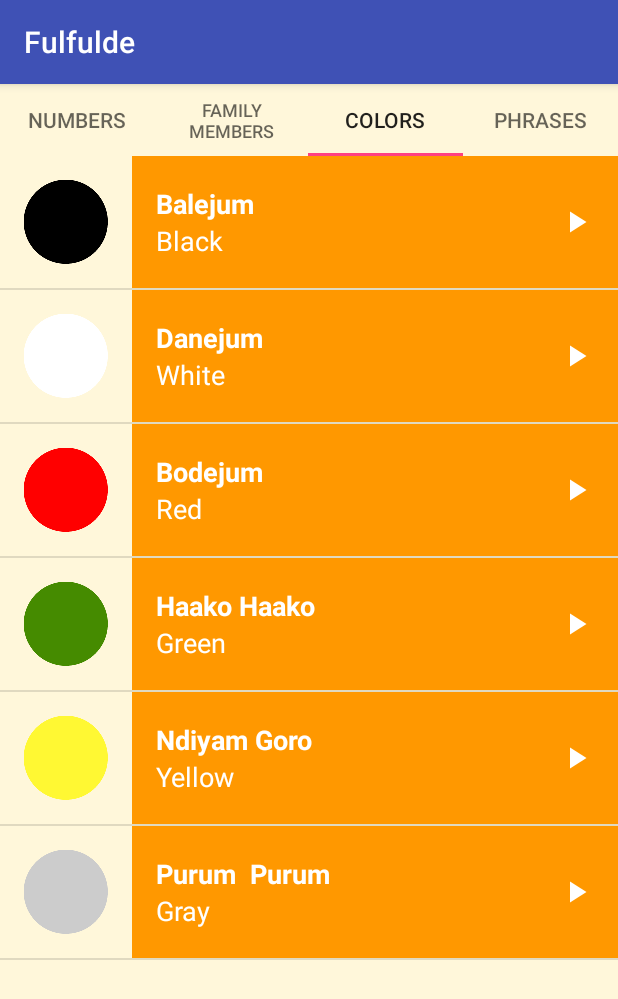
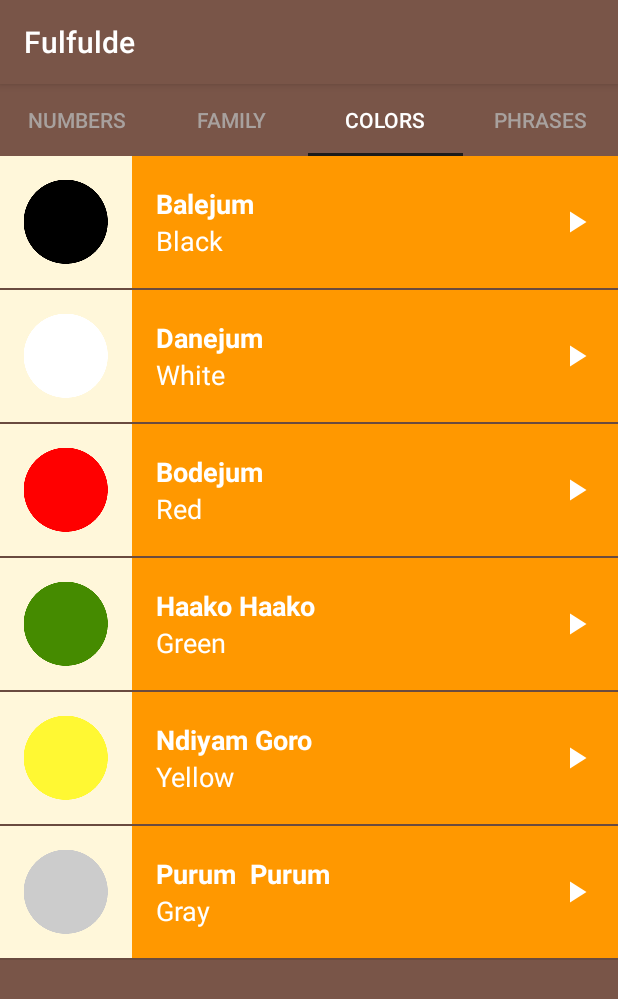
Before and after one commit to Mf4z/Fulfulde, an Android app: the screen it shows after launch (MainActivity), tab 3 chosen, on a phone screen of 412 x 824 dp. Shown: the top 999 px of the screen. Run offline under Robolectric (Android 15) with nearby library versions, the phone set to English and light mode, and no system bars.

Commit message:
Add visual polish and final touches

```diff
--- a/app/src/main/java/com/example/mf4z/fulfulde/PhrasesFragment.java
+++ b/app/src/main/java/com/example/mf4z/fulfulde/PhrasesFragment.java
@@ -11,7 +11,6 @@ import android.view.View;
 import android.view.ViewGroup;
 import android.widget.AdapterView;
 import android.widget.ListView;
-import android.widget.TextView;
 
 import java.util.ArrayList;
 
@@ -95,7 +94,7 @@ public class PhrasesFragment extends Fragment {
 
 
 
-        WordAdapter adapter = new WordAdapter(getActivity(),phrases,R.color.colorIndigo);
+        WordAdapter adapter = new WordAdapter(getActivity(),phrases,R.color.colorBrown);
 
         ListView listView = rootView.findViewById(R.id.list);
 
--- a/app/src/main/res/layout/activity_main.xml
+++ b/app/src/main/res/layout/activity_main.xml
@@ -3,7 +3,7 @@
     xmlns:app="http://schemas.android.com/apk/res-auto"
     xmlns:tools="http://schemas.android.com/tools"
     android:layout_width="match_parent"
-    android:background="@color/tan_background"
+    android:background="@color/colorPrimary"
     android:layout_height="match_parent"
     android:orientation="vertical"
     tools:context=".MainActivity">
@@ -12,6 +12,8 @@
         android:id="@+id/sliding_tabs"
         android:layout_width="match_parent"
         android:layout_height="wrap_content"
+        style="@style/CategoryTab"
+
         />
 
     <android.support.v4.view.ViewPager
--- a/app/src/main/res/values/colors.xml
+++ b/app/src/main/res/values/colors.xml
@@ -1,11 +1,12 @@
 <?xml version="1.0" encoding="utf-8"?>
 <resources>
-    <color name="colorPrimary">#3F51B5</color>
-    <color name="colorPrimaryDark">#303F9F</color>
-    <color name="colorAccent">#FF4081</color>
+    <color name="colorPrimary">#795548</color>
+    <color name="colorPrimaryDark">#4b2c20</color>
+    <color name="colorAccent">#1b1b1b</color>
     <color name="colorIndigo">#3f51b5</color>
     <color name="colorRed">#f44336</color>
     <color name="colorGreen">#4caf50</color>
     <color name="colorOrange">#ff9800</color>
+    <color name="colorBrown">#795548</color>
     <color name="tan_background">#fff7da</color>
 </resources>
--- a/app/src/main/res/values/strings.xml
+++ b/app/src/main/res/values/strings.xml
@@ -1,7 +1,7 @@
 <resources>
     <string name="app_name">Fulfulde</string>
     <string name="numbers">Numbers</string>
-    <string name="familyM">Family Members</string>
+    <string name="familyM">Family</string>
     <string name="colors">Colors</string>
     <string name="phrases">Phrases</string>
 
--- a/app/src/main/res/values/styles.xml
+++ b/app/src/main/res/values/styles.xml
@@ -24,6 +24,19 @@
         <item name="colorAccent">@color/colorAccent</item>
     </style>
 
+    <!-- Style for a tab that displays a category name -->
+    <style name="CategoryTab" parent="Widget.Design.TabLayout">
+    <!--  <item name="tabIndicatorColor">@android:color/white</item> -->
+     <item name="tabSelectedTextColor">@android:color/white</item>
+     <item name="tabTextAppearance">@style/CategoryTabTextAppearance</item>
+ </style>
+
+ <!-- Text appearance style for a category tab -->
+    <style name="CategoryTabTextAppearance" parent="TextAppearance.Design.Tab">
+        <item name="android:textColor">#A8A19E</item>
+    </style>
+
+
     <dimen name="list_item_height">88dp</dimen>
 
 </resources>
```
